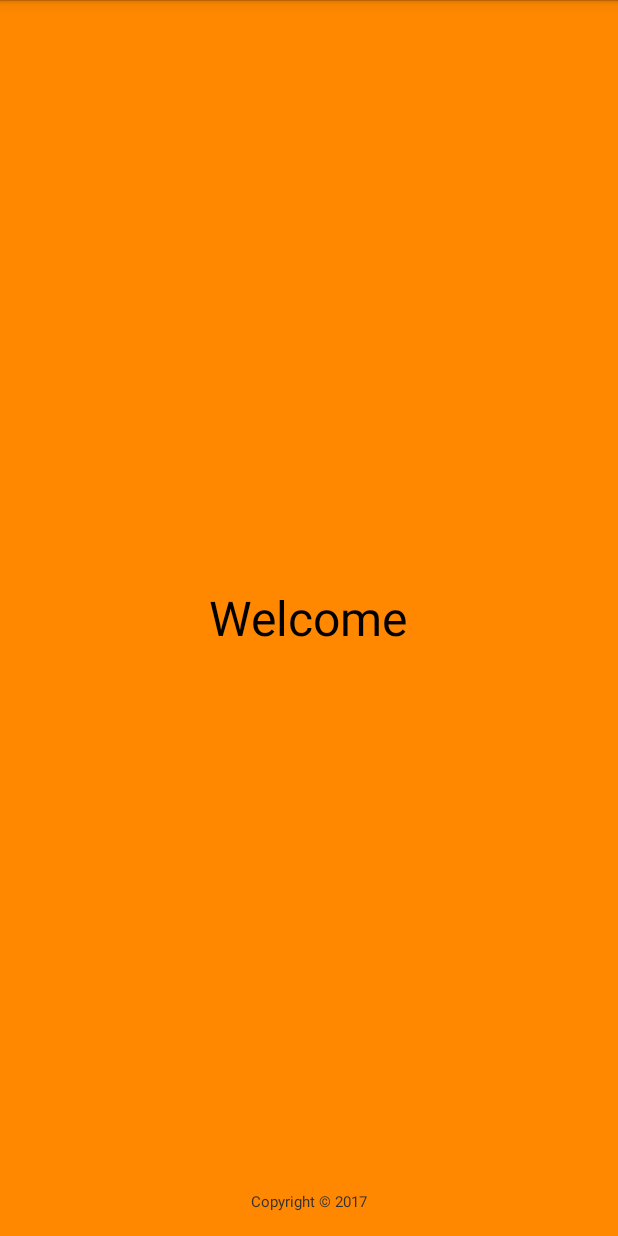
After one commit to shuai132/BalanceCar, an Android app: the WelcomeActivity screen opened directly, with no data from a screen before it, on a phone screen of 412 x 824 dp. The commit adds this screen. Run offline under Robolectric (Android 15) with nearby library versions, the phone set to English and light mode, and no system bars; 1 statement that could not run was skipped.

Commit message:
add Activity for welcome&Help&About information

```diff
--- /dev/null
+++ b/Android/app/src/main/java/com/juma/stsensor/WelcomeActivity.java
@@ -0,0 +1,49 @@
+package com.juma.stsensor;
+
+import android.app.Activity;
+import android.content.Intent;
+import android.os.Bundle;
+import android.os.CountDownTimer;
+import android.view.KeyEvent;
+import android.view.Window;
+import android.view.WindowManager;
+
+public class WelcomeActivity extends Activity {
+
+    @Override
+    protected void onCreate(Bundle savedInstanceState) {
+        super.onCreate(savedInstanceState);
+        requestWindowFeature(Window.FEATURE_NO_TITLE);
+        getWindow().addFlags(WindowManager.LayoutParams.FLAG_LAYOUT_IN_SCREEN);
+        getWindow().addFlags(WindowManager.LayoutParams.FLAG_LAYOUT_NO_LIMITS);
+        setContentView(R.layout.activity_welcome);
+
+        new CountDownTimer(1000, 1000){
+
+            @Override
+            public void onTick(long millisUntilFinished) {
+
+            }
+
+            @Override
+            public void onFinish() {
+                Intent intent = new Intent();
+                intent.setClass(WelcomeActivity.this, STSensor.class);
+                startActivity(intent);
+                int VERSION=Integer.parseInt(android.os.Build.VERSION.SDK);
+                if(VERSION >= 5){
+                    overridePendingTransition(R.anim.alpha_in, R.anim.alpha_out);
+                }
+                finish();
+            }
+        }.start();
+    }
+
+    @Override
+    public boolean onKeyDown(int keyCode, KeyEvent event) {
+        if (keyCode == KeyEvent.KEYCODE_BACK && event.getRepeatCount() == 0) {
+            return true;
+        }
+        return super.onKeyDown(keyCode, event);
+    }
+}
--- /dev/null
+++ b/Android/app/src/main/res/anim/alpha_in.xml
@@ -0,0 +1,9 @@
+<?xml version="1.0" encoding="utf-8"?>
+<set
+    xmlns:android="http://schemas.android.com/apk/res/android">
+    <alpha
+        android:fromAlpha="0.0"
+        android:toAlpha="1.0"
+        android:duration="2000"
+    />
+</set>
--- /dev/null
+++ b/Android/app/src/main/res/anim/alpha_out.xml
@@ -0,0 +1,9 @@
+<?xml version="1.0" encoding="utf-8"?>
+<set
+    xmlns:android="http://schemas.android.com/apk/res/android">
+    <alpha
+        android:fromAlpha="1.0"
+        android:toAlpha="0.0"
+        android:duration="2000"
+    />
+</set>
--- /dev/null
+++ b/Android/app/src/main/res/layout/activity_welcome.xml
@@ -0,0 +1,32 @@
+<?xml version="1.0" encoding="utf-8"?>
+<RelativeLayout xmlns:android="http://schemas.android.com/apk/res/android"
+    xmlns:tools="http://schemas.android.com/tools"
+    android:id="@+id/activity_welcome"
+    android:layout_width="match_parent"
+    android:layout_height="match_parent"
+    android:paddingBottom="@dimen/activity_vertical_margin"
+    android:paddingLeft="@dimen/activity_horizontal_margin"
+    android:paddingRight="@dimen/activity_horizontal_margin"
+    android:paddingTop="@dimen/activity_vertical_margin"
+    tools:context="com.example.shuai.myled.WelcomeActivity"
+    android:background="@android:color/holo_orange_dark">
+
+    <TextView
+        android:text="Welcome"
+        android:layout_width="wrap_content"
+        android:layout_height="wrap_content"
+        android:id="@+id/tv_welcome"
+        android:textSize="32sp"
+        android:layout_centerVertical="true"
+        android:layout_centerHorizontal="true"
+        android:textColor="@android:color/background_dark" />
+
+    <TextView
+        android:text="Copyright © 2017"
+        android:textSize="10sp"
+        android:layout_width="wrap_content"
+        android:layout_height="wrap_content"
+        android:id="@+id/textView3"
+        android:layout_alignParentBottom="true"
+        android:layout_centerHorizontal="true" />
+</RelativeLayout>
```
Also changed, not shown: Android/app/src/main/AndroidManifest.xml (+4 -4 lines), Android/app/src/main/java/com/juma/stsensor/AboutActivity.java (added, +13 -0 lines), Android/app/src/main/java/com/juma/stsensor/HelpActivity.java (added, +13 -0 lines), Android/app/src/main/java/com/juma/stsensor/STSensor.java (+22 -38 lines), Android/app/src/main/res/layout/activity_about.xml (added, +18 -0 lines), Android/app/src/main/res/layout/activity_help.xml (added, +20 -0 lines), Android/app/src/main/res/layout/activity_info.xml (+0 -32 lines), Android/app/src/main/res/menu/main.xml (+7 -7 lines).
